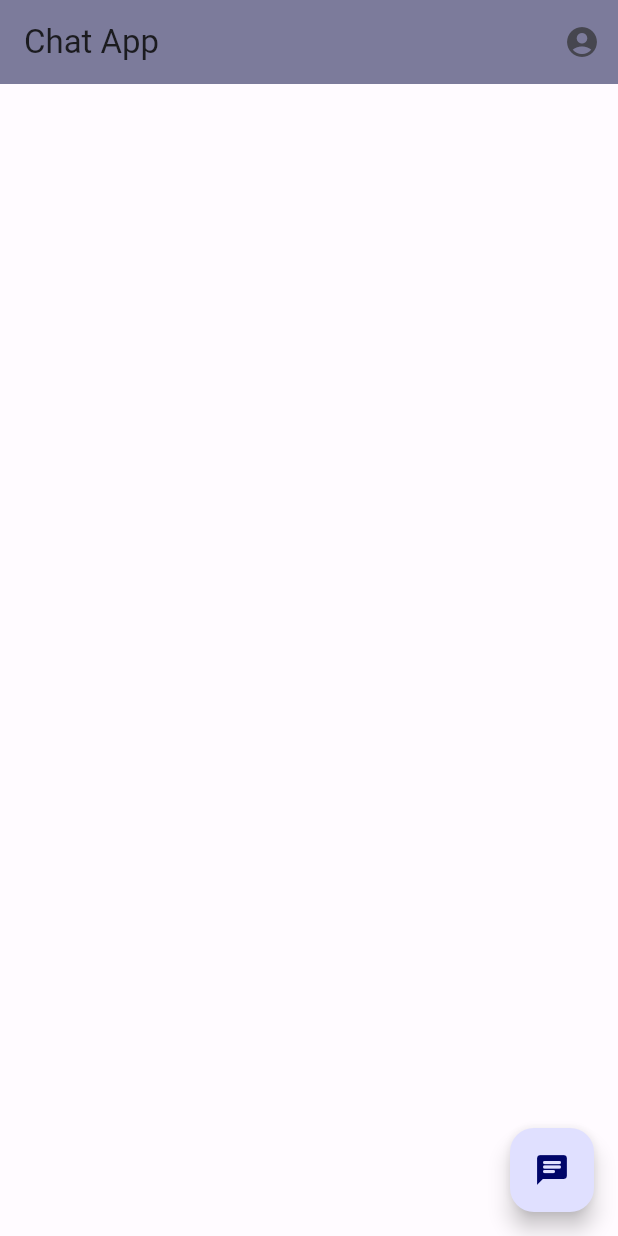
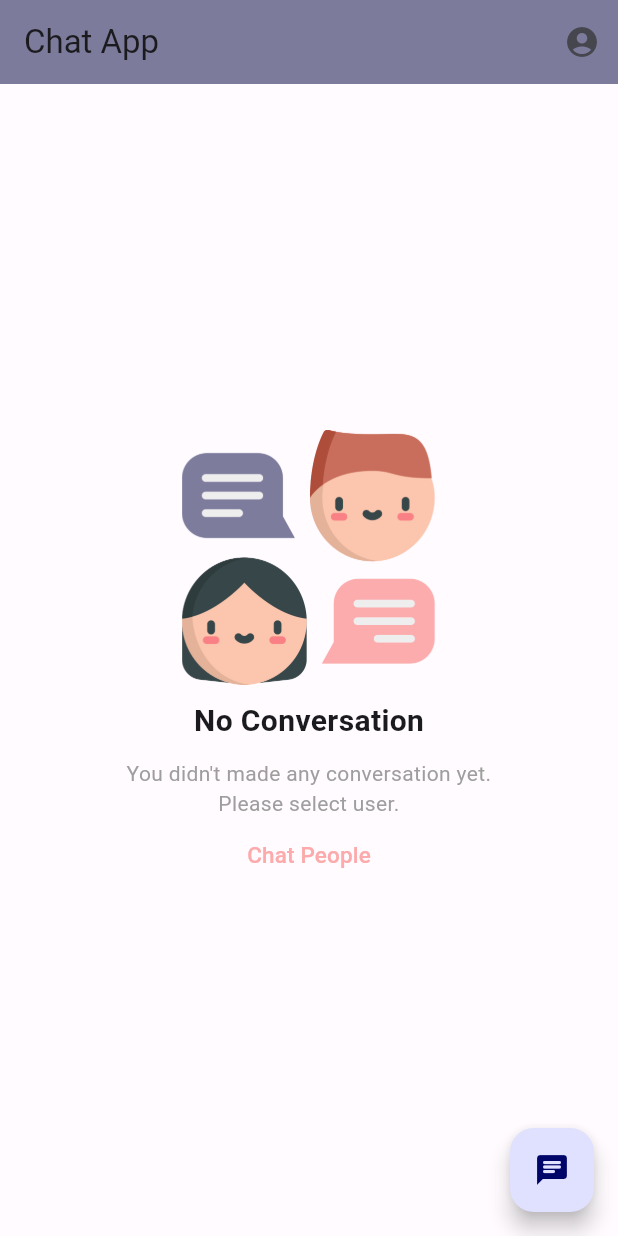
Before and after one commit to dhruvikAubergine/chat_app, a Flutter app: the screen it shows once a user with an empty profile is signed in, on a phone screen of 412 x 824 dp. Run offline on Flutter 3.47's test engine with Material 2 defaults, Android fonts, the light colour scheme and no system bars; our stand-ins replace badges, bloc, cloud_firestore, equatable, firebase_auth, firebase_core and 5 more; accounts and stored records are empty; generated files the repository leaves out were written again; statements that could not run were skipped.

Commit message:
removed unnecessary code.

```diff
--- a/lib/app/app.dart
+++ b/lib/app/app.dart
@@ -40,7 +40,6 @@ class _AppState extends State<App> {
       providers: [
         ChangeNotifierProvider(create: (context) => UserProvider()),
         ChangeNotifierProvider(create: (context) => ChatsProvider()),
-        // ChangeNotifierProvider(create: (context) => AppService()),
       ],
       child: MaterialApp(
         debugShowCheckedModeBanner: false,
--- a/lib/features/authentication/pages/Authentication_page.dart
+++ b/lib/features/authentication/pages/Authentication_page.dart
@@ -43,7 +43,6 @@ class _AuthenticationPageState extends State<AuthenticationPage> {
         email: email,
         password: password,
       );
-      // await Future.delayed(const Duration(seconds: 2));
       if (!mounted) return;
       final user = await Provider.of<UserProvider>(context, listen: false)
           .fetchCurrentUser(authCredential.user!.uid);
--- a/lib/features/authentication/pages/sign_up_page.dart
+++ b/lib/features/authentication/pages/sign_up_page.dart
@@ -72,7 +72,6 @@ class _SignUpPageState extends State<SignUpPage> {
     final password = _passwordController.text;
     final email = _emailController.text.trim();
     final fullName = _fullNameController.text.trim();
-    // final phone = _phoneController.text.trim();
     final phone = int.parse(_phoneController.text.trim());
 
     if (_storedFile == null) {
--- a/lib/features/home/pages/home_page.dart
+++ b/lib/features/home/pages/home_page.dart
@@ -7,7 +7,6 @@ import 'package:chat_app/features/home/providers/chats_provider.dart';
 import 'package:chat_app/features/home/providers/user_provider.dart';
 import 'package:chat_app/services/app_service.dart';
 import 'package:chat_app/utils/helperFunctions.dart';
-import 'package:firebase_auth/firebase_auth.dart';
 import 'package:flutter/material.dart';
 import 'package:provider/provider.dart';
 
@@ -30,17 +29,6 @@ class _HomePageState extends State<HomePage> {
   void initState() {
     super.initState();
     Provider.of<ChatsProvider>(context, listen: false).getConversations();
-    setUserDetails();
-  }
-
-  Future<void> setUserDetails() async {
-    // userProfile = await Provider.of<UserProvider>(context, listen: false)
-    //     .fetchCurrentUser(FirebaseAuth.instance.currentUser!.uid);
-
-    if (!mounted) return;
-    userProfile = AppService.instance.currentUser ??
-        await Provider.of<UserProvider>(context, listen: false)
-            .fetchCurrentUser(FirebaseAuth.instance.currentUser!.uid);
   }
 
   @override
@@ -53,86 +41,64 @@ class _HomePageState extends State<HomePage> {
           IconButton(
             icon: const Icon(Icons.account_circle_rounded),
             onPressed: () async {
-              // Navigator.of(context).push(
-              //   MaterialPageRoute(
-              //     builder: (context) {
-              //       return const ProfilePage();
-              //     },
-              //   ),
-              // );
-              // await FirebaseAuth.instance.signOut();
-              // await AppService.instance.terminate();
               await Navigator.pushNamed(
                 context,
                 ProfilePage.routeName,
               );
             },
           )
-          // DropdownButton(
-          //   icon: const Icon(Icons.more_vert),
-          //   items: const [
-          //     DropdownMenuItem(
-          //       value: 'profile',
-          //       child: Text('Profile'),
-          //     ),
-          //     DropdownMenuItem(
-          //       value: 'logout',
-          //       child: Text('Logout'),
-          //     )
-          //   ],
-          //   onChanged: (value) async {
-          //     if (value == 'logout') {
-          //       await context.read<ChatsProvider>().disposeStream();
-          //       if (!mounted) return;
-          //       await context.read<UserProvider>().disposeStream();
-          //       await FirebaseAuth.instance.signOut();
-          //       if (!mounted) return;
-          //       await Navigator.pushReplacement(
-          //         context,
-          //         MaterialPageRoute(
-          //           builder: (context) => const AuthenticationPage(),
-          //         ),
-          //       );
-          //     }
-          //     if (!mounted && value == 'profile') {
-          //       if (!mounted) return;
-          //       await Navigator.pushNamed(context, ProfilePage.routeName);
-          //     }
-          //   },
-          // ),
         ],
       ),
       body: Consumer<ChatsProvider>(
         builder: (context, value, child) {
           final conversations = value.conversations;
+          if (conversations.isEmpty) {
+            return Center(
+              child: Column(
+                mainAxisAlignment: MainAxisAlignment.center,
+                children: [
+                  SizedBox(
+                    height: 170,
+                    width: 170,
+                    child: Image.asset(
+                      'assets/images/no_conversation.png',
+                      fit: BoxFit.cover,
+                    ),
+                  ),
+                  const SizedBox(height: 10),
+                  const Text(
+                    'No Conversation',
+                    style: TextStyle(fontSize: 20, fontWeight: FontWeight.bold),
+                  ),
+                  const SizedBox(height: 10),
+                  const Text(
+                    "You didn't made any conversation yet.\nPlease select user.",
+                    textAlign: TextAlign.center,
+                    style: TextStyle(color: Colors.grey),
+                  ),
+                  TextButton(
+                    onPressed: () =>
+                        Navigator.pushNamed(context, UserListPage.routeName),
+                    child: Text(
+                      'Chat People',
+                      style: TextStyle(
+                        fontSize: 15,
+                        color: Theme.of(context).colorScheme.secondary,
+                      ),
+                    ),
+                  )
+                ],
+              ),
+            );
+          } else {
             return ListView.builder(
               padding: const EdgeInsets.all(10),
               itemCount: conversations.length,
               itemBuilder: (context, index) {
-              String timeBefore;
                 late String peerId;
                 var isNewMessageArrived = false;
 
                 final item = conversations[index];
-              // final duration =
-              // DateTime.now().difference(
-              //   DateTime.fromMillisecondsSinceEpoch(
-              //     int.parse(item.lastMessage?.timestamp ?? ''),
-              //   ),
-              // );
-              // if (1 > duration.inMinutes) {
-              //   timeBefore = 'Now';
-              // } else if (24 > duration.inHours) {
-              //   timeBefore = 'Today';
-              // } else if (48 > duration.inHours) {
-              //   timeBefore = 'Yesterday';
-              // } else {
-              //   // timeBefore = '${duration.inHours} days ago';
-              //   final msgDate = DateTime.fromMillisecondsSinceEpoch(
-              //     int.parse(item.lastMessage?.timestamp ?? ''),
-              //   );
-              //   timeBefore = DateFormat('d mmm').format(msgDate);
-              // }
                 if (item.lastMessage!.idTo == currentUserId &&
                     !item.lastMessage!.read!) {
                   isNewMessageArrived = true;
@@ -201,12 +167,12 @@ class _HomePageState extends State<HomePage> {
                 );
               },
             );
+          }
         },
       ),
       floatingActionButton: FloatingActionButton(
-        onPressed: () {
-          Navigator.pushNamed(context, UserListPage.routeName);
-        },
+        tooltip: 'Chat People',
+        onPressed: () => Navigator.pushNamed(context, UserListPage.routeName),
         child: const Icon(Icons.chat_rounded),
       ),
     );
--- a/lib/features/home/pages/profile_page.dart
+++ b/lib/features/home/pages/profile_page.dart
@@ -96,8 +96,6 @@ class _ProfilePageState extends State<ProfilePage> {
         profilePictureUrl: profilePictureUrl,
       );
       if (!mounted) return;
-      // Provider.of<AppService>(context, listen: false).updateCurrentUser(user);
-
       await AppService.instance.updateCurrentUser(user);
       userProfile = AppService.instance.currentUser!;
       setState(() {});
--- a/lib/features/home/providers/user_provider.dart
+++ b/lib/features/home/providers/user_provider.dart
@@ -18,9 +18,6 @@ class UserProvider extends ChangeNotifier {
           final data = document.data()..putIfAbsent('id', () => document.id);
           return UserProfile.fromJson(data);
         }).toList();
-        for (final element in usersList) {
-          // log(element.toString());
-        }
         notifyListeners();
       },
     );
--- a/pubspec.yaml
+++ b/pubspec.yaml
@@ -46,3 +46,4 @@ flutter:
 
   assets:
     - assets/images/person.png
+    - assets/images/no_conversation.png
```
Also changed, not shown: lib/features/home/pages/chat_room.dart (+0 -9 lines), lib/features/home/providers/chats_provider.dart (+0 -34 lines), assets/images/no_conversation.png (added). Lines whose indentation alone changed are shown as unchanged.
